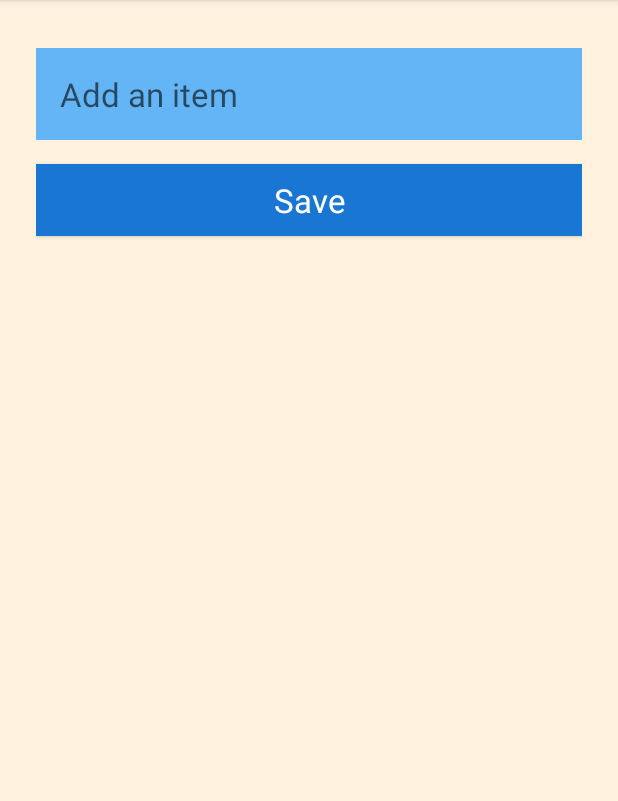
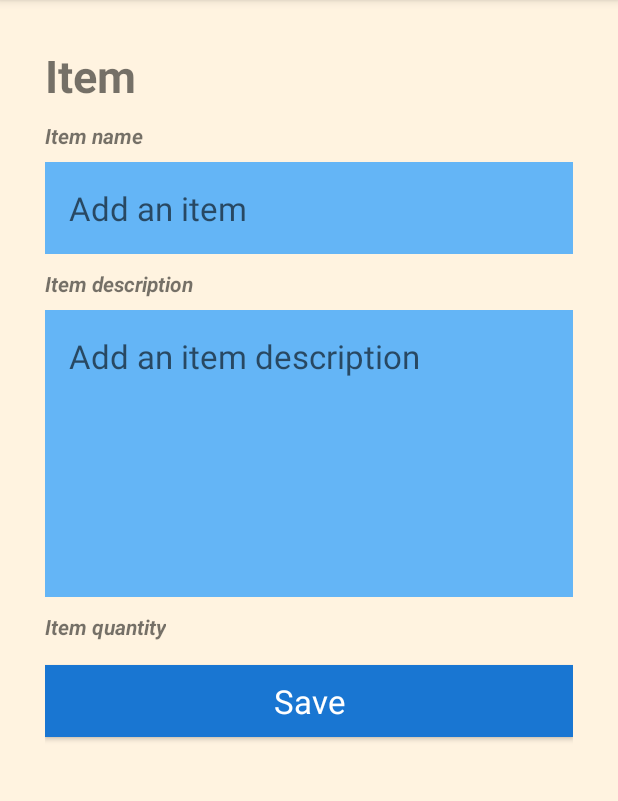
Before and after one commit to eromang/MakeMeMADShoppingList, an Android app: the screen it shows after launch (NewItemActivity), after a tap on an icon or button, on a phone screen of 412 x 824 dp, the part 84-885 px from its top. Run offline under Robolectric (Android 15) with nearby library versions, the phone set to English and light mode, and no system bars; our stand-ins replace Room's generated code; libraries missing offline, so code that uses them is left out: android.arch.persistence.

Commit message:
Commit with description

```diff
--- a/app/src/main/java/lu/uni/mad/madproject/ItemRoomDatabase.java
+++ b/app/src/main/java/lu/uni/mad/madproject/ItemRoomDatabase.java
@@ -15,7 +15,7 @@ import android.util.Log;
  * with it happen through the ItemViewModel.
  */
 
-@Database(entities = {Item.class}, version = 1, exportSchema = false)
+@Database(entities = {Item.class}, version = 2, exportSchema = false)
 public abstract class ItemRoomDatabase extends RoomDatabase {
 
     private static final String LOG_TAG = ItemRoomDatabase.class.getSimpleName();
@@ -74,7 +74,7 @@ public abstract class ItemRoomDatabase extends RoomDatabase {
             if (mDao.getAnyItem().length < 1) {
                 for (int i = 0; i <= items.length - 1; i++) {
                     Log.d(LOG_TAG, "No items into the DB, populate it");
-                    Item item = new Item(items[i]);
+                    Item item = new Item(items[i], "test " + items[i]);
                     mDao.insert(item);
                 }
             }
--- a/app/src/main/java/lu/uni/mad/madproject/NewItemActivity.java
+++ b/app/src/main/java/lu/uni/mad/madproject/NewItemActivity.java
@@ -12,6 +12,7 @@ import com.android.example.roomwordssample.R;
 
 import static lu.uni.mad.madproject.MainActivity.EXTRA_DATA_ID;
 import static lu.uni.mad.madproject.MainActivity.EXTRA_DATA_UPDATE_ITEM;
+import static lu.uni.mad.madproject.MainActivity.EXTRA_DATA_UPDATE_ITEM_DESC;
 
 /**
  * This class displays a screen where the user enters a new item.
@@ -23,9 +24,11 @@ import static lu.uni.mad.madproject.MainActivity.EXTRA_DATA_UPDATE_ITEM;
 public class NewItemActivity extends AppCompatActivity {
 
     public static final String EXTRA_REPLY = "lu.uni.mad.madproject.REPLY";
+    public static final String EXTRA_REPLY_DESC = "lu.uni.mad.madproject.REPLY_DESC";
     public static final String EXTRA_REPLY_ID = "lu.uni.mad.madproject.REPLY_ID";
 
     private EditText mEditItemView;
+    private EditText mEditItemDescView;
 
     /**
      * Creation of the NewItemActivity used in two cases
@@ -38,6 +41,7 @@ public class NewItemActivity extends AppCompatActivity {
         setContentView(R.layout.activity_new_item);
 
         mEditItemView = findViewById(R.id.edit_item);
+        mEditItemDescView = findViewById(R.id.edit_description);
         int id = -1 ;
 
         final Bundle extras = getIntent().getExtras();
@@ -45,10 +49,15 @@ public class NewItemActivity extends AppCompatActivity {
         // If we are passed content, fill it in for the user to edit.
         if (extras != null) {
             String item = extras.getString(EXTRA_DATA_UPDATE_ITEM, "");
+            String description = extras.getString(EXTRA_DATA_UPDATE_ITEM_DESC, "");
             if (!item.isEmpty()) {
                 mEditItemView.setText(item);
                 mEditItemView.setSelection(item.length());
                 mEditItemView.requestFocus();
+
+                mEditItemDescView.setText(description);
+                mEditItemDescView.setSelection(description.length());
+                mEditItemDescView.requestFocus();
             }
         } // Otherwise, start with empty fields.
 
@@ -66,8 +75,10 @@ public class NewItemActivity extends AppCompatActivity {
                 } else {
                     // Get the new item that the user entered.
                     String item = mEditItemView.getText().toString();
+                    String description = mEditItemDescView.getText().toString();
                     // Put the new item in the extras for the reply Intent.
                     replyIntent.putExtra(EXTRA_REPLY, item);
+                    replyIntent.putExtra(EXTRA_REPLY_DESC, description);
                     if (extras != null && extras.containsKey(EXTRA_DATA_ID)) {
                         int id = extras.getInt(EXTRA_DATA_ID, -1);
                         if (id != -1) {
--- a/app/src/main/res/layout/activity_new_item.xml
+++ b/app/src/main/res/layout/activity_new_item.xml
@@ -19,13 +19,59 @@ limitations under the License. -->
     android:layout_height="match_parent"
     android:background="@color/colorScreenBackground"
     android:orientation="vertical"
-    android:padding="24dp">
+    android:padding="30dp">
+
+    <TextView
+        android:id="@+id/label"
+        android:layout_width="wrap_content"
+        android:layout_height="wrap_content"
+        android:text="Item"
+        android:textSize="30sp"
+        android:textStyle="bold"
+        />
+
+    <TextView
+        android:id="@+id/item_name_label"
+        android:layout_width="wrap_content"
+        android:layout_height="wrap_content"
+        android:paddingTop="10dp"
+        android:text="@string/item_name"
+        android:textStyle="bold|italic" />
 
     <EditText
         android:id="@+id/edit_item"
         style="@style/text_view_style"
         android:hint="@string/hint_item"
-        android:inputType="textAutoComplete" />
+        android:inputType="textAutoComplete"
+        />
+
+    <TextView
+        android:id="@+id/item_description_label"
+        android:layout_width="wrap_content"
+        android:layout_height="wrap_content"
+        android:text="@string/item_description"
+        android:paddingTop="10dp"
+        android:textStyle="bold|italic" />
+
+    <EditText
+        android:id="@+id/edit_description"
+        style="@style/text_view_style"
+        android:hint="@string/add_an_item_description"
+        android:inputType="textMultiLine"
+        android:lines="8"
+        android:minLines="6"
+        android:gravity="top|left"
+        android:maxLines="10"
+        android:scrollbars="vertical"
+        />
+
+    <TextView
+        android:id="@+id/item_quantity_label"
+        android:layout_width="wrap_content"
+        android:layout_height="wrap_content"
+        android:text="@string/item_quantity"
+        android:paddingTop="10dp"
+        android:textStyle="bold|italic" />
 
     <Button
         android:id="@+id/button_save"
--- a/app/src/main/res/values/strings.xml
+++ b/app/src/main/res/values/strings.xml
@@ -23,6 +23,10 @@ limitations under the License. -->
     <string name="clear_data_toast_text">Clear the data now!</string>
     <string name="no_item">No item</string>
     <string name="unable_to_update">Unable to update the item</string>
+    <string name="item_name">Item name</string>
+    <string name="item_description">Item description</string>
+    <string name="add_an_item_description">Add an item description</string>
+    <string name="item_quantity">Item quantity</string>
 
 
 </resources>
```
Also changed, not shown: app/src/main/java/lu/uni/mad/madproject/Item.java (+15 -2 lines), app/src/main/java/lu/uni/mad/madproject/MainActivity.java (+5 -2 lines).
